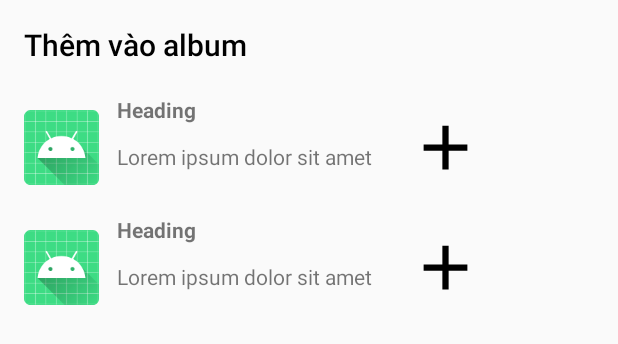
After one commit to huynhduc28051999/MediaPlayer, an Android app: the layout add_music_album.xml on its own in the app's theme, with its tools: preview values and no code run, on a phone screen of 412 x 824 dp. The commit adds this screen. Shown: the top 344 px of the screen. Run offline under Robolectric (Android 15) with nearby library versions, the phone set to English and light mode, and no system bars.

Commit message:
add music album, create new album

```diff
--- /dev/null
+++ b/app/src/main/res/layout/add_music_album.xml
@@ -0,0 +1,116 @@
+<?xml version="1.0" encoding="utf-8"?>
+<LinearLayout xmlns:android="http://schemas.android.com/apk/res/android"
+    android:layout_width="match_parent"
+    android:layout_height="match_parent"
+    android:orientation="vertical"
+    android:paddingLeft="16dp"
+    android:paddingTop="16dp"
+    android:paddingRight="16dp">
+
+    <TextView
+        android:id="@+id/create_album"
+        android:layout_width="wrap_content"
+        android:layout_height="wrap_content"
+        android:layout_marginBottom="10dp"
+        android:fontFamily="sans-serif-medium"
+        android:lineSpacingExtra="8sp"
+        android:text="Thêm vào album"
+        android:textColor="#f000"
+        android:textSize="20sp"
+        android:textStyle="normal" />
+
+    <LinearLayout
+        android:id="@+id/linearLayout1"
+        android:layout_width="match_parent"
+        android:layout_height="wrap_content"
+        android:layout_marginTop="10dp"
+        android:orientation="horizontal"
+        >
+        <ImageView
+            android:layout_width="50dp"
+            android:layout_height="50dp"
+            android:layout_marginVertical="10dp"
+            android:src="@mipmap/ic_launcher" />
+
+        <androidx.appcompat.widget.LinearLayoutCompat
+
+            android:layout_width="wrap_content"
+            android:layout_height="wrap_content"
+            android:layout_marginHorizontal="12dp"
+            android:orientation="vertical">
+
+            <TextView
+                android:id="@+id/mTxtNameSinger1"
+                android:layout_width="wrap_content"
+                android:layout_height="wrap_content"
+                android:text="Heading"
+                android:textStyle="bold" />
+
+            <TextView
+                android:id="@+id/mTxtNameSong1"
+                android:layout_width="wrap_content"
+                android:layout_height="wrap_content"
+                android:layout_marginVertical="12dp"
+                android:text="Lorem ipsum dolor sit amet" />
+
+        </androidx.appcompat.widget.LinearLayoutCompat>
+
+        <ImageButton
+            android:id="@+id/buttonAdd1"
+            android:layout_width="wrap_content"
+            android:layout_height="wrap_content"
+            android:layout_marginHorizontal="12dp"
+            android:layout_marginVertical="10dp"
+            android:background="@drawable/btn_bg"
+            android:src="@drawable/ic_add" />
+
+    </LinearLayout>
+    <LinearLayout
+        android:id="@+id/linearLayout2"
+        android:layout_width="match_parent"
+        android:layout_height="wrap_content"
+        android:layout_marginTop="10dp"
+        android:orientation="horizontal"
+        >
+        <ImageView
+            android:layout_width="50dp"
+            android:layout_height="50dp"
+            android:layout_marginVertical="10dp"
+            android:src="@mipmap/ic_launcher" />
+
+        <androidx.appcompat.widget.LinearLayoutCompat
+
+            android:layout_width="wrap_content"
+            android:layout_height="wrap_content"
+            android:layout_marginHorizontal="12dp"
+            android:orientation="vertical">
+
+            <TextView
+                android:id="@+id/mTxtNameSinger2"
+                android:layout_width="wrap_content"
+                android:layout_height="wrap_content"
+                android:text="Heading"
+                android:textStyle="bold" />
+
+            <TextView
+                android:id="@+id/mTxtNameSong2"
+                android:layout_width="wrap_content"
+                android:layout_height="wrap_content"
+                android:layout_marginVertical="12dp"
+                android:text="Lorem ipsum dolor sit amet" />
+
+        </androidx.appcompat.widget.LinearLayoutCompat>
+
+        <ImageButton
+            android:id="@+id/buttonAdd2"
+            android:layout_width="wrap_content"
+            android:layout_height="wrap_content"
+            android:layout_marginHorizontal="12dp"
+            android:layout_marginVertical="10dp"
+            android:background="@drawable/btn_bg"
+            android:src="@drawable/ic_add" />
+
+    </LinearLayout>
+
+
+</LinearLayout>
--- /dev/null
+++ b/app/src/main/res/values/dimens.xml
@@ -0,0 +1,4 @@
+<?xml version="1.0" encoding="utf-8"?>
+<resources>
+    <dimen name="activity_margin">16</dimen>
+</resources>
```
Also changed, not shown: app/src/main/res/layout/create_new_album.xml (added, +33 -0 lines), app/src/main/res/layout/item_listmusic.xml (+9 -9 lines).
